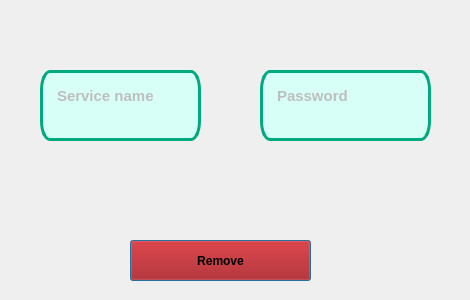
This is Dangal-manager/selected_password_dialog.ui in Fyqer/DanGal_Manager as Qt 5 draws it before an edit. The edited form follows.
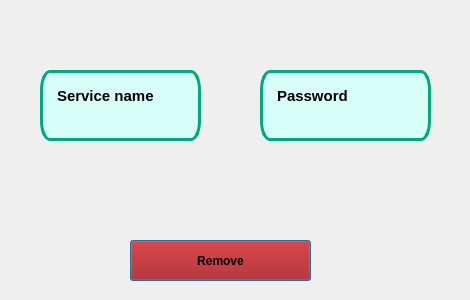
This is the edited form.

Commit message: fix editable password texT

What changed in the file:
```diff
--- a/Dangal-manager/selected_password_dialog.ui
+++ b/Dangal-manager/selected_password_dialog.ui
@@ -27,7 +27,7 @@
   </property>
   <widget class="QTextEdit" name="passwordLabelEdit">
    <property name="enabled">
-    <bool>false</bool>
+    <bool>true</bool>
    </property>
    <property name="geometry">
     <rect>
@@ -74,7 +74,7 @@
   </widget>
   <widget class="QTextEdit" name="serviceNameEdit">
    <property name="enabled">
-    <bool>false</bool>
+    <bool>true</bool>
    </property>
    <property name="geometry">
     <rect>
```
The commit also changes 1 other file.
